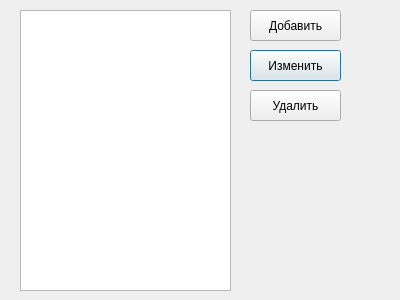
Old version of the form qt_forms/add_RCA.ui in the repository OlegShir/hologramm.
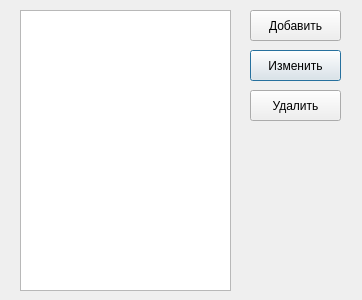
New version of the form. Icons and pictures are not drawn.

The edit to the form file:
```diff
--- a/qt_forms/add_RCA.ui
+++ b/qt_forms/add_RCA.ui
@@ -6,7 +6,7 @@
    <rect>
     <x>0</x>
     <y>0</y>
-    <width>400</width>
+    <width>362</width>
     <height>300</height>
    </rect>
   </property>
```
Left out of the diff: 6 changed lines with no effect on the pictures.
